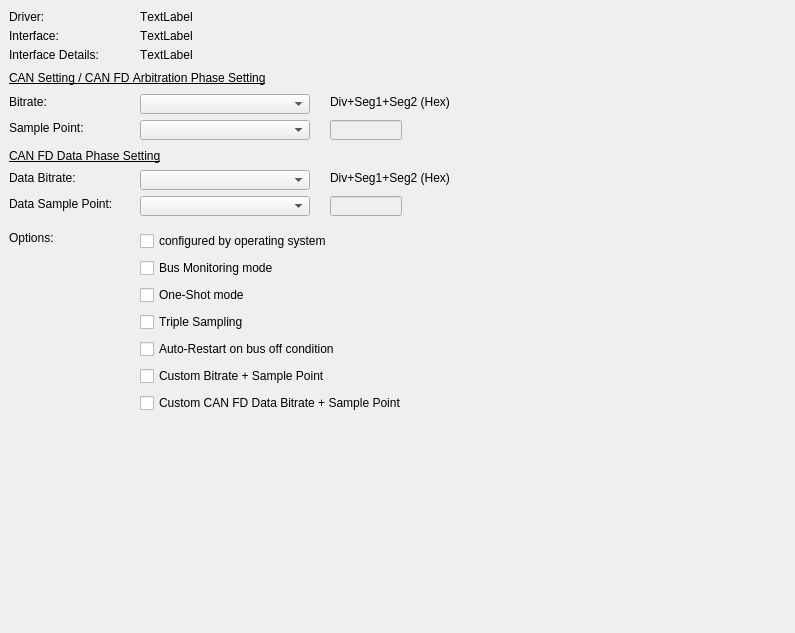
This is src/driver/GenericCanSetupPage.ui in OpenAutoDiagLabs/CANgaroo as Qt 5 draws it before an edit. The edited form follows.
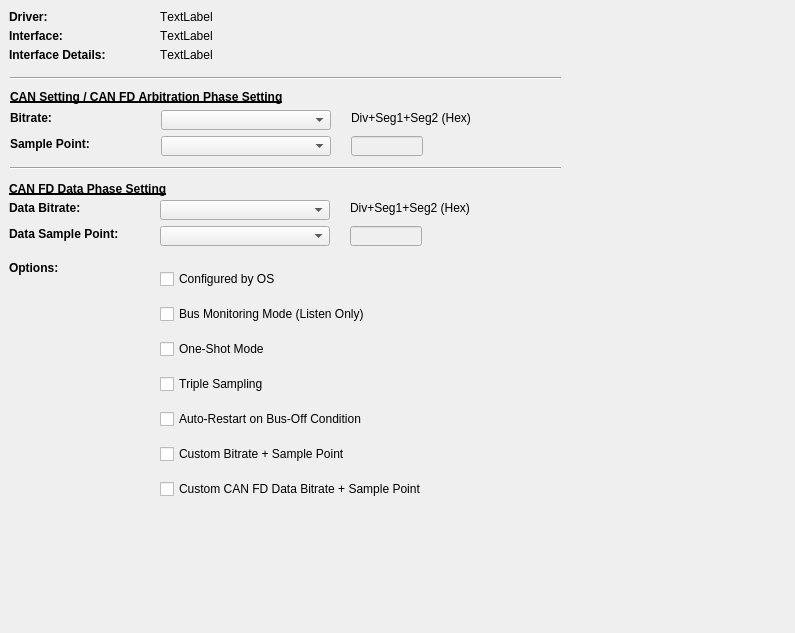
This is the edited form.

```diff
--- a/src/driver/GenericCanSetupPage.ui
+++ b/src/driver/GenericCanSetupPage.ui
@@ -27,6 +27,12 @@
      <height>16</height>
     </rect>
    </property>
+   <property name="font">
+    <font>
+     <bold>true</bold>
+     <kerning>false</kerning>
+    </font>
+   </property>
    <property name="text">
     <string>Driver:</string>
    </property>
@@ -34,7 +40,7 @@
   <widget class="QLabel" name="laDriver">
    <property name="geometry">
     <rect>
-     <x>140</x>
+     <x>160</x>
      <y>9</y>
      <width>610</width>
      <height>16</height>
@@ -53,6 +59,12 @@
      <height>16</height>
     </rect>
    </property>
+   <property name="font">
+    <font>
+     <bold>true</bold>
+     <kerning>false</kerning>
+    </font>
+   </property>
    <property name="text">
     <string>Interface:</string>
    </property>
@@ -60,7 +72,7 @@
   <widget class="QLabel" name="laInterface">
    <property name="geometry">
     <rect>
-     <x>140</x>
+     <x>160</x>
      <y>28</y>
      <width>610</width>
      <height>16</height>
@@ -75,10 +87,16 @@
     <rect>
      <x>9</x>
      <y>47</y>
-     <width>117</width>
+     <width>141</width>
      <height>16</height>
     </rect>
    </property>
+   <property name="font">
+    <font>
+     <bold>true</bold>
+     <kerning>false</kerning>
+    </font>
+   </property>
    <property name="text">
     <string>Interface Details:</string>
    </property>
@@ -86,7 +104,7 @@
   <widget class="QLabel" name="laInterfaceDetails">
    <property name="geometry">
     <rect>
-     <x>140</x>
+     <x>160</x>
      <y>47</y>
      <width>610</width>
      <height>16</height>
@@ -99,12 +117,18 @@
   <widget class="QLabel" name="label_7">
    <property name="geometry">
     <rect>
-     <x>9</x>
-     <y>94</y>
+     <x>10</x>
+     <y>110</y>
      <width>69</width>
      <height>16</height>
     </rect>
    </property>
+   <property name="font">
+    <font>
+     <bold>true</bold>
+     <kerning>false</kerning>
+    </font>
+   </property>
    <property name="text">
     <string>Bitrate:</string>
    </property>
@@ -112,8 +136,8 @@
   <widget class="QComboBox" name="cbBitrate">
    <property name="geometry">
     <rect>
-     <x>140</x>
-     <y>94</y>
+     <x>161</x>
+     <y>110</y>
      <width>170</width>
      <height>20</height>
     </rect>
@@ -122,12 +146,18 @@
   <widget class="QLabel" name="label_8">
    <property name="geometry">
     <rect>
-     <x>9</x>
-     <y>120</y>
-     <width>98</width>
+     <x>10</x>
+     <y>136</y>
+     <width>121</width>
      <height>16</height>
     </rect>
    </property>
+   <property name="font">
+    <font>
+     <bold>true</bold>
+     <kerning>false</kerning>
+    </font>
+   </property>
    <property name="text">
     <string>Sample Point:</string>
    </property>
@@ -135,8 +165,8 @@
   <widget class="QComboBox" name="cbSamplePoint">
    <property name="geometry">
     <rect>
-     <x>140</x>
-     <y>120</y>
+     <x>161</x>
+     <y>136</y>
      <width>170</width>
      <height>20</height>
     </rect>
@@ -146,11 +176,17 @@
    <property name="geometry">
     <rect>
      <x>9</x>
-     <y>170</y>
+     <y>200</y>
      <width>121</width>
      <height>16</height>
     </rect>
    </property>
+   <property name="font">
+    <font>
+     <bold>true</bold>
+     <kerning>false</kerning>
+    </font>
+   </property>
    <property name="text">
     <string>Data Bitrate:</string>
    </property>
@@ -158,8 +194,8 @@
   <widget class="QComboBox" name="cbBitrateFD">
    <property name="geometry">
     <rect>
-     <x>140</x>
-     <y>170</y>
+     <x>160</x>
+     <y>200</y>
      <width>170</width>
      <height>20</height>
     </rect>
@@ -169,11 +205,17 @@
    <property name="geometry">
     <rect>
      <x>9</x>
-     <y>196</y>
-     <width>130</width>
+     <y>226</y>
+     <width>151</width>
      <height>16</height>
     </rect>
    </property>
+   <property name="font">
+    <font>
+     <bold>true</bold>
+     <kerning>false</kerning>
+    </font>
+   </property>
    <property name="text">
     <string>Data Sample Point:</string>
    </property>
@@ -181,8 +223,8 @@
   <widget class="QComboBox" name="cbSamplePointFD">
    <property name="geometry">
     <rect>
-     <x>140</x>
-     <y>196</y>
+     <x>160</x>
+     <y>226</y>
      <width>170</width>
      <height>20</height>
     </rect>
@@ -192,11 +234,17 @@
    <property name="geometry">
     <rect>
      <x>9</x>
-     <y>230</y>
-     <width>61</width>
+     <y>260</y>
+     <width>91</width>
      <height>16</height>
     </rect>
    </property>
+   <property name="font">
+    <font>
+     <bold>true</bold>
+     <kerning>false</kerning>
+    </font>
+   </property>
    <property name="text">
     <string>Options:</string>
    </property>
@@ -204,31 +252,31 @@
   <widget class="QWidget" name="verticalLayoutWidget">
    <property name="geometry">
     <rect>
-     <x>140</x>
-     <y>230</y>
-     <width>411</width>
-     <height>185</height>
+     <x>160</x>
+     <y>260</y>
+     <width>401</width>
+     <height>248</height>
     </rect>
    </property>
    <layout class="QVBoxLayout" name="vbOptions">
     <item>
      <widget class="QCheckBox" name="cbConfigOS">
       <property name="text">
-       <string>configured by operating system</string>
+       <string>Configured by OS</string>
       </property>
      </widget>
     </item>
     <item>
      <widget class="QCheckBox" name="cbListenOnly">
       <property name="text">
-       <string>Bus Monitoring mode</string>
+       <string>Bus Monitoring Mode (Listen Only)</string>
       </property>
      </widget>
     </item>
     <item>
      <widget class="QCheckBox" name="cbOneShot">
       <property name="text">
-       <string>One-Shot mode</string>
+       <string>One-Shot Mode</string>
       </property>
      </widget>
     </item>
@@ -242,7 +290,7 @@
     <item>
      <widget class="QCheckBox" name="cbAutoRestart">
       <property name="text">
-       <string>Auto-Restart on bus off condition</string>
+       <string>Auto-Restart on Bus-Off Condition</string>
       </property>
      </widget>
     </item>
@@ -268,8 +316,8 @@
    </property>
    <property name="geometry">
     <rect>
-     <x>330</x>
-     <y>120</y>
+     <x>351</x>
+     <y>136</y>
      <width>72</width>
      <height>20</height>
     </rect>
@@ -302,9 +350,9 @@
   <widget class="QLabel" name="label_12">
    <property name="geometry">
     <rect>
-     <x>330</x>
-     <y>94</y>
-     <width>141</width>
+     <x>351</x>
+     <y>110</y>
+     <width>181</width>
      <height>16</height>
     </rect>
    </property>
@@ -315,9 +363,9 @@
   <widget class="QLabel" name="label_13">
    <property name="geometry">
     <rect>
-     <x>330</x>
-     <y>170</y>
-     <width>141</width>
+     <x>350</x>
+     <y>200</y>
+     <width>181</width>
      <height>16</height>
     </rect>
    </property>
@@ -331,8 +379,8 @@
    </property>
    <property name="geometry">
     <rect>
-     <x>330</x>
-     <y>196</y>
+     <x>350</x>
+     <y>226</y>
      <width>72</width>
      <height>20</height>
     </rect>
@@ -366,14 +414,14 @@
    <property name="geometry">
     <rect>
      <x>9</x>
-     <y>148</y>
+     <y>178</y>
      <width>231</width>
-     <height>16</height>
+     <height>21</height>
     </rect>
    </property>
    <property name="font">
     <font>
-     <bold>false</bold>
+     <bold>true</bold>
      <underline>true</underline>
      <kerning>false</kerning>
     </font>
@@ -385,15 +433,15 @@
   <widget class="QLabel" name="label_15">
    <property name="geometry">
     <rect>
-     <x>9</x>
-     <y>70</y>
-     <width>341</width>
-     <height>16</height>
+     <x>10</x>
+     <y>86</y>
+     <width>391</width>
+     <height>21</height>
     </rect>
    </property>
    <property name="font">
     <font>
-     <bold>false</bold>
+     <bold>true</bold>
      <underline>true</underline>
      <kerning>false</kerning>
     </font>
@@ -402,6 +450,32 @@
     <string>CAN Setting / CAN FD Arbitration Phase Setting</string>
    </property>
   </widget>
+  <widget class="Line" name="line">
+   <property name="geometry">
+    <rect>
+     <x>10</x>
+     <y>70</y>
+     <width>551</width>
+     <height>16</height>
+    </rect>
+   </property>
+   <property name="orientation">
+    <enum>Qt::Horizontal</enum>
+   </property>
+  </widget>
+  <widget class="Line" name="line_2">
+   <property name="geometry">
+    <rect>
+     <x>10</x>
+     <y>160</y>
+     <width>551</width>
+     <height>16</height>
+    </rect>
+   </property>
+   <property name="orientation">
+    <enum>Qt::Horizontal</enum>
+   </property>
+  </widget>
  </widget>
  <resources/>
  <connections/>
```
